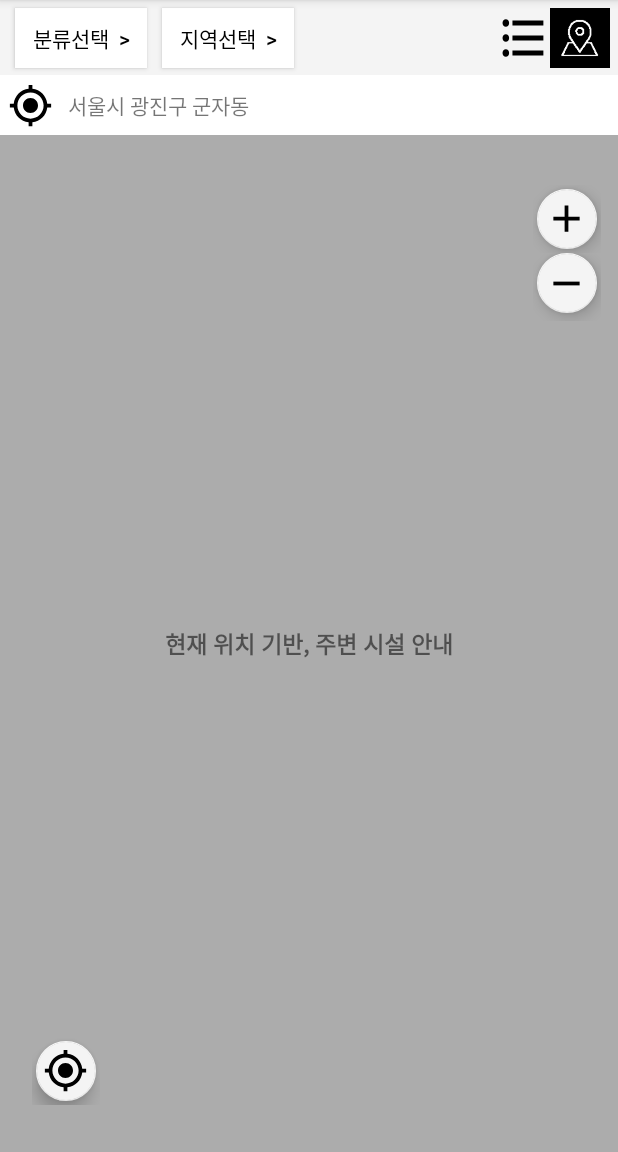
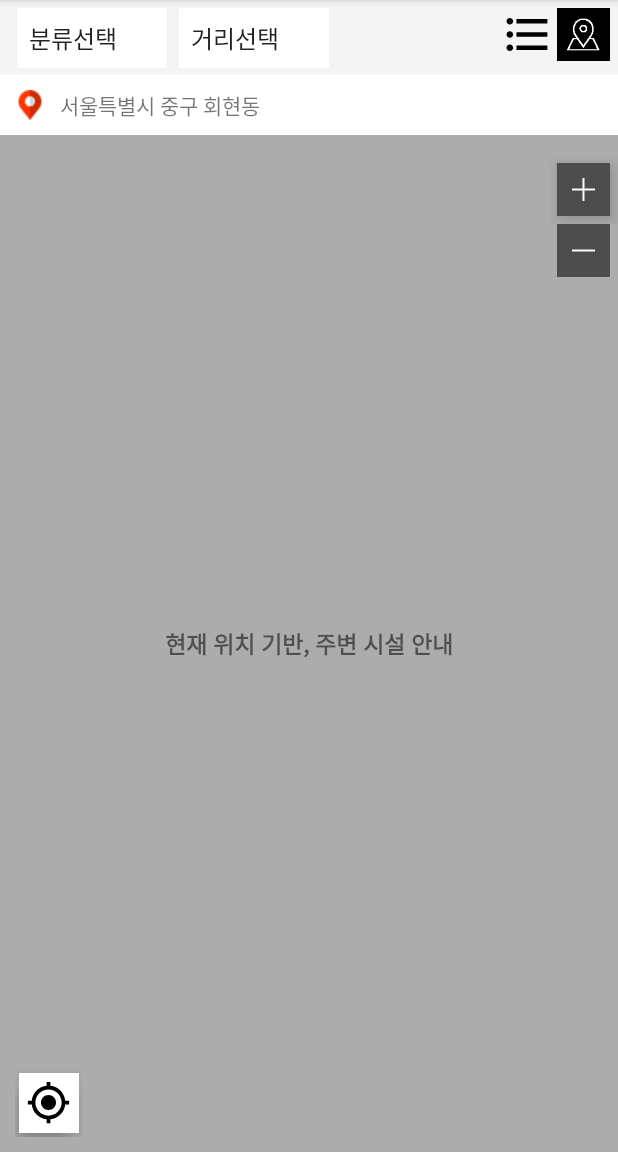
Before and after one commit to sonjangwon/WelcomeSeoullo, an Android app: the GuideInfoActivity screen opened directly, with no data from a screen before it, on a phone screen of 412 x 824 dp, the part 84-1236 px from its top. Run offline under Robolectric (Android 15) with nearby library versions, the phone set to English and light mode, and no system bars; libraries missing offline, so code that uses them is left out: com.skp; 11 statements that could not run were skipped.

Commit message:
버스 길안내 화면에서 도보경로 안내시 뜨던 오류 수정, 주변검색 UI 수정

```diff
--- a/WelcomeSeoullo/app/src/main/AndroidManifest.xml
+++ b/WelcomeSeoullo/app/src/main/AndroidManifest.xml
@@ -31,7 +31,7 @@
             </intent-filter>
         </activity>
         <activity android:name=".GuideInfoActivity" />
-        <activity android:name=".Test2Activity"></activity>
+        <activity android:name=".BusPathActivity"></activity>
     </application>
 
 </manifest>
--- a/WelcomeSeoullo/app/src/main/java/com/example/jangwon/welcomeseoullo/Test2Activity.java
+++ b/WelcomeSeoullo/app/src/main/java/com/example/jangwon/welcomeseoullo/BusPathActivity.java
@@ -12,7 +12,7 @@ import android.widget.Button;
 import android.widget.EditText;
 
 @SuppressLint("setJavaScriptEnabled")
-public class Test2Activity extends AppCompatActivity {
+public class BusPathActivity extends AppCompatActivity {
 
     StringBuilder busUrl= new StringBuilder("https://m.map.naver.com/directions/?ex=126.96961950000002&ey=37.5536067&eex=126.8915131&eey=37.5089833&edid=11630456&incomeUrl=https%3A%2F%2Fm.map.naver.com%2Fsearch2%2Fsearch.nhn%3Fquery%3D%25EC%2584%259C%25EC%259A%25B8%25EC%2597%25AD%26sm%3Dhty#/publicTransit/list/세종대학교,127.07313899999997,37.5502596,,,false,/서울로7017,126.9697727,37.5580094,,,false,/0");
     View view;
@@ -31,8 +31,8 @@ public class Test2Activity extends AppCompatActivity {
                 byCarButton.setTextColor(Color.parseColor("#FF0000"));
                 byBusButton.setTextColor(Color.parseColor("#000000"));
                 onFootButton.setTextColor(Color.parseColor("#000000"));
-                Intent intent = new Intent(Test2Activity.this, PathInfoActivity.class);
-                intent.putExtra("carPath", "carPath");
+                Intent intent = new Intent(BusPathActivity.this, PathInfoActivity.class);
+                intent.putExtra("Path","carPath");
                 startActivityForResult(intent, 1);
                 finish();
             }
@@ -44,7 +44,7 @@ public class Test2Activity extends AppCompatActivity {
 //                byBusButton.setTextColor(Color.parseColor("#FF0000"));
 //                byCarButton.setTextColor(Color.parseColor("#000000"));
 //                onFootButton.setTextColor(Color.parseColor("#000000"));
-//                startActivity(new Intent(PathInfoActivity.this, Test2Activity.class));
+//                startActivity(new Intent(PathInfoActivity.this, BusPathActivity.class));
 //                switchFragment(view);
             }
 
@@ -55,8 +55,8 @@ public class Test2Activity extends AppCompatActivity {
                 onFootButton.setTextColor(Color.parseColor("#FF0000"));
                 byBusButton.setTextColor(Color.parseColor("#000000"));
                 byCarButton.setTextColor(Color.parseColor("#000000"));
-                Intent intent = new Intent(Test2Activity.this, PathInfoActivity.class);
-                intent.putExtra("footPath", "footPath");
+                Intent intent = new Intent(BusPathActivity.this, PathInfoActivity.class);
+                intent.putExtra("Path","footPath");
                 startActivityForResult(intent, 1);
                 finish();
             }
--- a/WelcomeSeoullo/app/src/main/java/com/example/jangwon/welcomeseoullo/CarFragment.java
+++ b/WelcomeSeoullo/app/src/main/java/com/example/jangwon/welcomeseoullo/CarFragment.java
@@ -23,6 +23,7 @@ import com.skp.Tmap.TMapPoint;
 import com.skp.Tmap.TMapPolyLine;
 import com.skp.Tmap.TMapView;
 
+import java.text.DecimalFormat;
 import java.util.TimerTask;
 
 import static com.example.jangwon.welcomeseoullo.R.id.totalPayment;
@@ -101,7 +102,7 @@ public class CarFragment extends Fragment {
         tmapview.setLocationPoint(startPoint.getLongitude(),startPoint.getLatitude());
         PathTracker pathTracker = new PathTracker("carPath",startPoint,endPoint);
 //        pathData.findPathTime();
-        SystemClock.sleep(1500);
+        SystemClock.sleep(2000);
         totalDistance = pathTracker.getTotalDistance();
         totalTime = pathTracker.getTotalTime();
         taxiFare = pathTracker.getTaxiFare();
@@ -119,7 +120,17 @@ public class CarFragment extends Fragment {
         }
 
         totalDistanceTextView.setText(String.valueOf(totalDistance/(double)1000)+"km");
-        totalPaymentTextView.setText(String.valueOf(taxiFare)+"원");
+
+        if(taxiFare>=1000)
+        {
+            DecimalFormat df = new DecimalFormat("###,###.####");
+            totalPaymentTextView.setText(String.valueOf( String.format(df.format(taxiFare))+"원"));
+        }
+        else
+        {
+            totalPaymentTextView.setText(String.valueOf(taxiFare)+"원");
+        }
+
 
 
         Log.e(" 총 시간 ","true");
--- a/WelcomeSeoullo/app/src/main/java/com/example/jangwon/welcomeseoullo/GuideInfoActivity.java
+++ b/WelcomeSeoullo/app/src/main/java/com/example/jangwon/welcomeseoullo/GuideInfoActivity.java
@@ -2,7 +2,12 @@ package com.example.jangwon.welcomeseoullo;
 
 import android.os.Bundle;
 import android.support.v7.app.AppCompatActivity;
+import android.view.View;
+import android.widget.AdapterView;
+import android.widget.ArrayAdapter;
 import android.widget.RelativeLayout;
+import android.widget.Spinner;
+import android.widget.Toast;
 
 import com.skp.Tmap.TMapView;
 
@@ -32,5 +37,46 @@ public class GuideInfoActivity extends AppCompatActivity {
         tmapview.setSightVisible(true);
 
         relativeLayout.addView(tmapview);
+
+        Spinner sortSpinner = (Spinner)findViewById(R.id.sortSpinner);
+        Spinner distanceSpinner = (Spinner)findViewById(R.id.distanceSpinner);
+
+        //스피너 어댑터 설정
+        ArrayAdapter sortAdapter = ArrayAdapter.createFromResource(this,R.array.sort,android.R.layout.simple_spinner_item);
+        ArrayAdapter distanceAdapter = ArrayAdapter.createFromResource(this,R.array.distance,android.R.layout.simple_spinner_item);
+        sortAdapter.setDropDownViewResource(android.R.layout.simple_spinner_dropdown_item);
+        sortSpinner.setAdapter(sortAdapter);
+
+        //스피너 이벤트 발생
+        sortSpinner.setOnItemSelectedListener(new AdapterView.OnItemSelectedListener() {
+            @Override
+            public void onItemSelected(AdapterView<?> parent, View view, int position, long id) {
+                //각 항목 클릭시 포지션값을 토스트에 띄운다.
+                Toast.makeText(getApplicationContext(), Integer.toString(position), Toast.LENGTH_SHORT).show();
+            }
+
+            @Override
+            public void onNothingSelected(AdapterView<?> parent) {
+
+            }
+        });
+
+        distanceAdapter.setDropDownViewResource(android.R.layout.simple_spinner_dropdown_item);
+        distanceSpinner.setAdapter(distanceAdapter);
+
+        //스피너 이벤트 발생
+        distanceSpinner.setOnItemSelectedListener(new AdapterView.OnItemSelectedListener() {
+            @Override
+            public void onItemSelected(AdapterView<?> parent, View view, int position, long id) {
+                //각 항목 클릭시 포지션값을 토스트에 띄운다.
+                Toast.makeText(getApplicationContext(), Integer.toString(position), Toast.LENGTH_SHORT).show();
+            }
+
+            @Override
+            public void onNothingSelected(AdapterView<?> parent) {
+
+            }
+        });
+
     }
 }
--- a/WelcomeSeoullo/app/src/main/java/com/example/jangwon/welcomeseoullo/PathInfoActivity.java
+++ b/WelcomeSeoullo/app/src/main/java/com/example/jangwon/welcomeseoullo/PathInfoActivity.java
@@ -21,21 +21,22 @@ public class PathInfoActivity extends AppCompatActivity {
         setContentView(R.layout.activity_path_info);
 
         Intent intent = getIntent();
-        getString = intent.getStringExtra("carPath");
-        getString = intent.getStringExtra("footPath");
+        getString = intent.getExtras().getString("Path");
 
+        Toast.makeText(getApplicationContext(),getString,Toast.LENGTH_SHORT).show();
         final Button byCarButton = (Button) findViewById(R.id.byCar);
         final Button byBusButton = (Button) findViewById(R.id.byBus);
         final Button onFootButton = (Button) findViewById(R.id.onFoot);
 //        final Button test = (Button) findViewById(R.id.test);
-        if(getString=="carPath")
+        if(getString.equals("carPath"))
         {
+            Toast.makeText(getApplicationContext(),getString,Toast.LENGTH_SHORT).show();
             byCarButton.setTextColor(Color.parseColor("#FF0000"));
             byBusButton.setTextColor(Color.parseColor("#000000"));
             onFootButton.setTextColor(Color.parseColor("#000000"));
             switchFragment("carPath");
         }
-        else if(getString=="footPath")
+        else if(getString.equals("footPath"))
         {
             onFootButton.setTextColor(Color.parseColor("#FF0000"));
             byBusButton.setTextColor(Color.parseColor("#000000"));
@@ -61,7 +62,7 @@ public class PathInfoActivity extends AppCompatActivity {
                 byBusButton.setTextColor(Color.parseColor("#FF0000"));
                 byCarButton.setTextColor(Color.parseColor("#000000"));
                 onFootButton.setTextColor(Color.parseColor("#000000"));
-                startActivity(new Intent(PathInfoActivity.this, Test2Activity.class));
+                startActivity(new Intent(PathInfoActivity.this, BusPathActivity.class));
                 finish();
 //                switchFragment(view);
             }
@@ -80,7 +81,7 @@ public class PathInfoActivity extends AppCompatActivity {
 //        test.setOnClickListener(new EditText.OnClickListener(){
 //            @Override
 //            public void onClick(View view) {
-//                startActivity(new Intent(PathInfoActivity.this, Test2Activity.class));
+//                startActivity(new Intent(PathInfoActivity.this, BusPathActivity.class));
 //            }
 //
 //        });
--- a/WelcomeSeoullo/app/src/main/java/com/example/jangwon/welcomeseoullo/TestActivity.java
+++ b/WelcomeSeoullo/app/src/main/java/com/example/jangwon/welcomeseoullo/TestActivity.java
@@ -20,7 +20,9 @@ public class TestActivity extends AppCompatActivity {
         button1.setOnClickListener(new EditText.OnClickListener(){
             @Override
             public void onClick(View view) {
-                startActivity(new Intent(TestActivity.this, PathInfoActivity.class));
+                Intent intent = new Intent(TestActivity.this, PathInfoActivity.class);
+                intent.putExtra("Path", "wow");
+                startActivityForResult(intent, 1);
             }
 
         });
--- a/WelcomeSeoullo/app/src/main/res/layout/activity_guide_info.xml
+++ b/WelcomeSeoullo/app/src/main/res/layout/activity_guide_info.xml
@@ -22,35 +22,31 @@
             android:layout_height="50dp"
             android:background="#F4F4F4">
 
-            <Button
-                android:layout_width="wrap_content"
+            <Spinner
+                android:id="@+id/sortSpinner"
+                android:layout_width="100dp"
+                android:layout_height="40dp"
+                android:layout_alignParentLeft="true"
+                android:layout_alignParentStart="true"
+                android:layout_alignParentTop="true"
+                android:layout_marginLeft="11dp"
+                android:layout_marginTop="5dp"
+                android:background="#FFFFFF"/>
+
+            <Spinner
+                android:id="@+id/distanceSpinner"
+                android:layout_width="100dp"
                 android:layout_height="40dp"
                 android:background="#FFFFFF"
-                android:layout_marginTop="5dp"
-                android:layout_gravity="center_vertical"
-                android:text=" 지역선택  > "
-                android:textColor="#000000"
-                android:id="@+id/button"
-                android:layout_marginLeft="10dp"
-                android:layout_toRightOf="@+id/button3"
-                android:layout_toEndOf="@+id/button3"
-                android:layout_alignParentTop="true" />
-
-            <Button
-                android:layout_width="wrap_content"
-                android:layout_height="40dp"
-                android:layout_marginTop="5dp"
-                android:layout_marginLeft="10dp"
-                android:layout_gravity="center_vertical"
-                android:background="#FFFFFF"
-                android:text=" 분류선택  > "
-                android:textColor="#000000"
-                android:id="@+id/button3" />
+                android:layout_marginLeft="8dp"
+                android:layout_alignTop="@+id/sortSpinner"
+                android:layout_toRightOf="@+id/sortSpinner"
+                android:layout_toEndOf="@+id/sortSpinner" />
 
             <ImageButton
                 android:id="@+id/imageButton"
-                android:layout_width="40dp"
-                android:layout_height="40dp"
+                android:layout_width="35dp"
+                android:layout_height="35dp"
                 android:layout_alignParentEnd="true"
                 android:layout_alignParentRight="true"
                 android:layout_alignParentTop="true"
@@ -61,29 +57,30 @@
             <ImageButton
                 android:id="@+id/imageButton2"
                 android:layout_width="35dp"
-                android:layout_height="40dp"
+                android:layout_height="35dp"
+                android:layout_marginRight="2dp"
                 android:layout_marginTop="5dp"
-                android:background="@drawable/ic_format_list_bulleted_black_24dp"
-                android:layout_alignBottom="@+id/button"
                 android:layout_toLeftOf="@+id/imageButton"
-                android:layout_toStartOf="@+id/imageButton" />
+                android:layout_toStartOf="@+id/imageButton"
+                android:background="@drawable/ic_format_list_bulleted_black_24dp" />
 
         </RelativeLayout>
+
         <LinearLayout
             android:layout_width="match_parent"
             android:layout_height="40dp">
             <ImageView
-                android:layout_marginLeft="5dp"
-                android:layout_marginTop="5dp"
-                android:layout_width="30dp"
-                android:layout_height="30dp"
-                android:background="@drawable/ic_my_location_black_24dp"/>
+                android:layout_marginLeft="10dp"
+                android:layout_marginTop="10dp"
+                android:layout_width="20dp"
+                android:layout_height="20dp"
+                android:background="@drawable/holder"/>
             <TextView
                 android:layout_width="match_parent"
                 android:layout_height="40dp"
                 android:paddingLeft="10dp"
                 android:gravity="center_vertical"
-                android:text="서울시 광진구 군자동"/>
+                android:text="서울특별시 중구 회현동"/>
         </LinearLayout>
 
 
@@ -113,27 +110,27 @@
         android:id="@+id/zoonInFrameLayout"
         android:layout_width="45dp"
         android:layout_height="45dp"
-        android:layout_alignParentEnd="true"
+        android:layout_marginTop="14dp"
+        android:layout_below="@+id/filter"
+        android:background="#00FF0000"
         android:layout_alignParentRight="true"
-        android:layout_alignParentTop="true"
-        android:layout_marginEnd="11dp"
-        android:layout_marginRight="11dp"
-        android:layout_marginTop="123dp">
-
-        <android.support.design.widget.FloatingActionButton
-            android:id="@+id/zoominFloating"
-            android:layout_width="40dp"
-            android:layout_height="40dp"
-            android:elevation="10dp"
-            android:layout_gravity="center"
-            android:scaleType="fitXY"
-            app:backgroundTint="#F4F4F4" />
+        android:layout_alignParentEnd="true">
 
         <ImageButton
-            android:layout_width="30dp"
-            android:layout_height="30dp"
+            android:id="@+id/imageButton3"
+            android:layout_width="35dp"
+            android:layout_height="35dp"
             android:layout_gravity="center"
-            android:background="@drawable/ic_add_black_24dp"
+            android:background="#4D4D4D"
+            android:elevation="8dp"
+            android:onClick="btnZoomIn"
+            android:scaleType="fitXY" />
+
+        <ImageButton
+            android:layout_width="15dp"
+            android:layout_height="15dp"
+            android:layout_gravity="center"
+            android:background="@drawable/add"
             android:elevation="8dp"
             android:onClick="btnZoomIn"
             android:scaleType="fitXY" />
@@ -141,30 +138,30 @@
 
     <FrameLayout
         android:id="@+id/zoomOutFrameLayout"
-        android:layout_width="45dp"
-        android:layout_height="45dp"
-        android:layout_alignLeft="@+id/zoonInFrameLayout"
-        android:layout_alignStart="@+id/zoonInFrameLayout"
-        android:layout_below="@+id/zoonInFrameLayout">
-
-        <android.support.design.widget.FloatingActionButton
-            android:id="@+id/zoomOutFloating"
-            android:layout_width="40dp"
-            android:layout_height="40dp"
-            android:elevation="10dp"
-            android:layout_gravity="top|center"
-            android:scaleType="fitXY"
-            app:backgroundTint="#F4F4F4" />
+        android:layout_width="35dp"
+        android:layout_height="35dp"
+        android:layout_marginRight="5dp"
+        android:layout_below="@+id/zoonInFrameLayout"
+        android:layout_alignParentRight="true"
+        android:layout_alignParentEnd="true">
 
         <ImageButton
-            android:id="@+id/imageButton5"
-            android:layout_width="30dp"
-            android:layout_height="30dp"
-            android:layout_marginTop="5dp"
-            android:layout_marginLeft="7dp"
-            android:background="@drawable/ic_remove_black_24dp"
+            android:id="@+id/imageButton4"
+            android:layout_width="35dp"
+            android:layout_height="35dp"
+            android:layout_gravity="center"
+            android:background="#4D4D4D"
             android:elevation="8dp"
-            android:onClick="btnZoomOut"
+            android:onClick="btnZoomIn"
+            android:scaleType="fitXY" />
+
+        <ImageButton
+            android:layout_width="15dp"
+            android:layout_height="15dp"
+            android:layout_gravity="center"
+            android:background="@drawable/minus"
+            android:elevation="8dp"
+            android:onClick="btnZoomIn"
             android:scaleType="fitXY" />
     </FrameLayout>
 
@@ -172,21 +169,21 @@
         android:id="@+id/gpsFrameLayout"
         android:layout_width="45dp"
         android:layout_height="45dp"
-        android:layout_marginBottom="31dp"
-        android:layout_marginLeft="21dp"
-        android:layout_marginStart="21dp"
+        android:layout_marginLeft="10dp"
         android:layout_alignParentBottom="true"
         android:layout_alignParentLeft="true"
-        android:layout_alignParentStart="true">
+        android:layout_alignParentStart="true"
+        android:layout_marginBottom="10dp">
 
-        <android.support.design.widget.FloatingActionButton
-            android:id="@+id/gpsFloating"
+        <ImageButton
+            android:id="@+id/imageButton5"
             android:layout_width="40dp"
             android:layout_height="40dp"
             android:layout_gravity="center"
-            android:elevation="10dp"
-            android:scaleType="fitXY"
-            app:backgroundTint="#F4F4F4" />
+            android:background="#FFFFFF"
+            android:elevation="8dp"
+            android:onClick="btnZoomIn"
+            android:scaleType="fitXY" />
 
         <ImageButton
             android:layout_width="30dp"
--- a/WelcomeSeoullo/app/src/main/res/layout/activity_test2.xml
+++ b/WelcomeSeoullo/app/src/main/res/layout/activity_test2.xml
@@ -4,7 +4,7 @@
     xmlns:tools="http://schemas.android.com/tools"
     android:layout_width="match_parent"
     android:layout_height="match_parent"
-    tools:context="com.example.jangwon.welcomeseoullo.Test2Activity"
+    tools:context="com.example.jangwon.welcomeseoullo.BusPathActivity"
     android:background="#FFFFFF">
     <WebView
         android:layout_width="match_parent"
--- /dev/null
+++ b/WelcomeSeoullo/app/src/main/res/values/arrays.xml
@@ -0,0 +1,18 @@
+<?xml version="1.0" encoding="utf-8"?>
+<resources>
+    <string-array name="sort">
+        <item>분류선택</item>
+        <item>공원</item>
+        <item>화장실</item>
+        <item>음식점</item>
+        <item>카페</item>
+    </string-array>
+
+    <string-array name="distance">
+        <item>거리선택</item>
+        <item>50m</item>
+        <item>100m</item>
+        <item>200m</item>
+        <item>300m</item>
+    </string-array>
+</resources>
--- a/WelcomeSeoullo/app/src/main/res/values/strings.xml
+++ b/WelcomeSeoullo/app/src/main/res/values/strings.xml
@@ -3,4 +3,5 @@
     <string name="alertTmapInstall">T map 설치가 필요합니다.</string>
     <string name="install">설치하기</string>
     <string name="no">아니오</string>
+    <string name="spinner1"> 영화를 선택하세요</string>
 </resources>
```
Also changed, not shown: WelcomeSeoullo/app/src/main/res/drawable/add.png (added), WelcomeSeoullo/app/src/main/res/drawable/gpsindicator.png (added), WelcomeSeoullo/app/src/main/res/drawable/holder.png (added), WelcomeSeoullo/app/src/main/res/drawable/minus.png (added).
